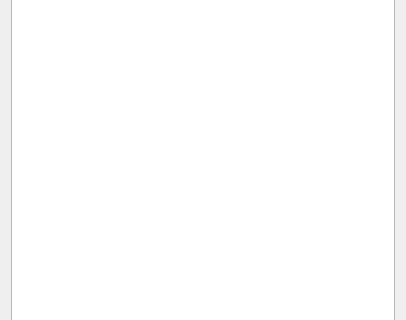
Qt form src/IGeoToolWidget.ui (ntruchsess/QLandkarteGT) before a commit; both pictures show x 0 to 406 and y 220 to 540 of the 406 by 759 pixel window.
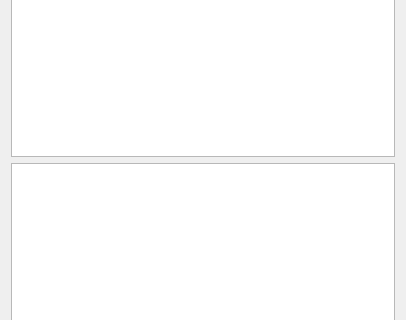
The same form after that commit.

What changed in the file:
```diff
--- a/src/IGeoToolWidget.ui
+++ b/src/IGeoToolWidget.ui
@@ -15,7 +15,36 @@
   </property>
   <layout class="QVBoxLayout" name="verticalLayout">
    <item>
-    <widget class="QTreeWidget" name="treeWidget">
+    <widget class="QTreeWidget" name="treeWorkspace">
+     <property name="contextMenuPolicy">
+      <enum>Qt::CustomContextMenu</enum>
+     </property>
+     <property name="editTriggers">
+      <set>QAbstractItemView::DoubleClicked</set>
+     </property>
+     <property name="selectionMode">
+      <enum>QAbstractItemView::ContiguousSelection</enum>
+     </property>
+     <property name="headerHidden">
+      <bool>true</bool>
+     </property>
+     <property name="columnCount">
+      <number>2</number>
+     </property>
+     <column>
+      <property name="text">
+       <string notr="true">1</string>
+      </property>
+     </column>
+     <column>
+      <property name="text">
+       <string notr="true">2</string>
+      </property>
+     </column>
+    </widget>
+   </item>
+   <item>
+    <widget class="QTreeWidget" name="treeDatabase">
      <property name="contextMenuPolicy">
       <enum>Qt::CustomContextMenu</enum>
      </property>
```
